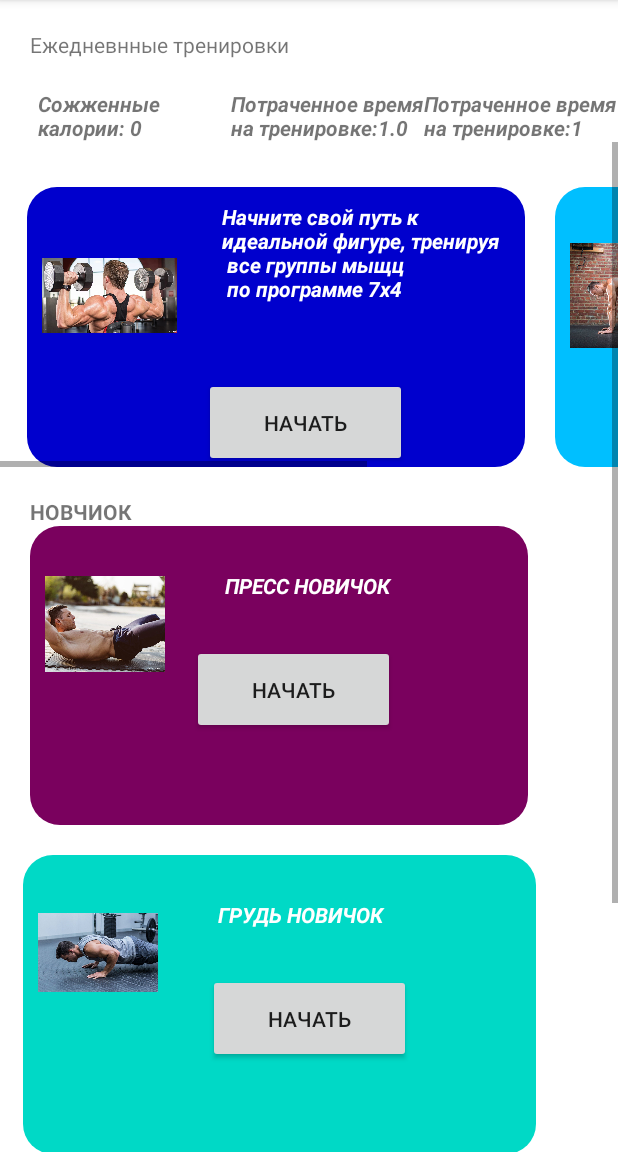
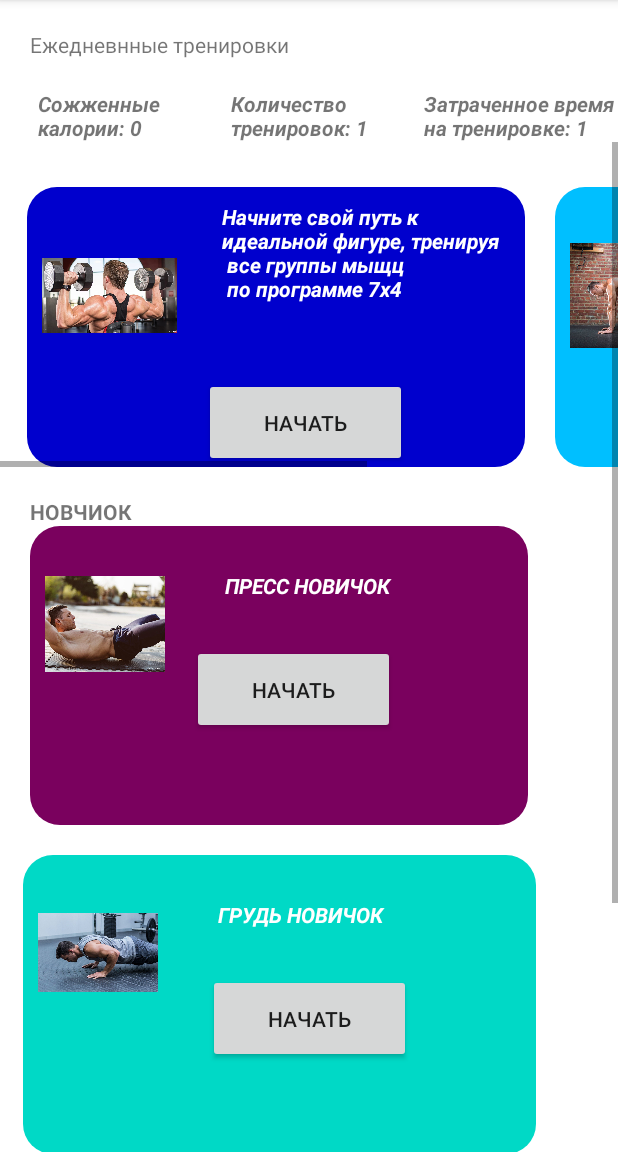
Before and after one commit to danil0811/Diplom, an Android app: the ViborTrenirovki screen opened directly, with no data from a screen before it, on a phone screen of 412 x 824 dp, the part 84-1236 px from its top. Run offline under Robolectric (Android 15) with nearby library versions, the phone set to English and light mode, and no system bars; our stand-ins replace Firebase (no records; nobody signed in at launch, a user with empty details on screens opened directly).

Commit message:
16.06.2024

```diff
--- a/app/src/main/AndroidManifest.xml
+++ b/app/src/main/AndroidManifest.xml
@@ -12,6 +12,9 @@
         android:supportsRtl="true"
         android:theme="@style/Theme.Diplom"
         tools:targetApi="31">
+        <activity
+            android:name=".WorkoutAdapter"
+            android:exported="false" />
         <activity
             android:name=".Calendar"
             android:exported="false" />
--- a/app/src/main/java/com/example/diplom/ViborTrenirovki.java
+++ b/app/src/main/java/com/example/diplom/ViborTrenirovki.java
@@ -16,6 +16,10 @@ import androidx.appcompat.app.AppCompatActivity;
 import com.google.firebase.firestore.DocumentSnapshot;
 import com.google.firebase.firestore.FirebaseFirestore;
 import com.google.firebase.firestore.QuerySnapshot;
+
+import java.text.SimpleDateFormat;
+import java.util.Date;
+import java.util.Locale;
 
 public class ViborTrenirovki extends AppCompatActivity {
 
@@ -62,9 +66,13 @@ public class ViborTrenirovki extends AppCompatActivity {
         long workoutDurationMinutes = sharedPreferences.getLong(KEY_WORKOUT_DURATION, 0);
         int totalCaloriesBurned = sharedPreferences.getInt(KEY_CALORIES_BURNED, 0);
 
-        countTrenTextView.setText("Потраченное время на тренировке:"+completedWorkoutsCount);
-        countMinTextView.setText("Потраченное время на тренировке:" + workoutDurationMinutes);
+        countTrenTextView.setText("Количество тренировок: " + completedWorkoutsCount);
+        countMinTextView.setText("Затраченное время на тренировке: " + workoutDurationMinutes);
         countCcalTextView.setText("Сожженные калории: " + totalCaloriesBurned);
+
+        countCcalTextView.setOnClickListener(v -> openCalendarActivity());
+        countTrenTextView.setOnClickListener(v -> openCalendarActivity());
+        countMinTextView.setOnClickListener(v -> openCalendarActivity());
 
         FirebaseFirestore db = FirebaseFirestore.getInstance();
 
@@ -95,6 +103,7 @@ public class ViborTrenirovki extends AppCompatActivity {
         allBodyLayout.setOnClickListener(allBodyClickListener);
         btnAllBody.setOnClickListener(allBodyClickListener);
 
+        // Добавьте действия для других кнопок и лэйаутов
 //        View.OnClickListener lowerBodyClickListener = v -> openActivity(Lower.class);
 //        lowerBodyLayout.setOnClickListener(lowerBodyClickListener);
 //        btnLowerBody.setOnClickListener(lowerBodyClickListener);
@@ -103,7 +112,7 @@ public class ViborTrenirovki extends AppCompatActivity {
 //        programmaPress.setOnClickListener(pressClickListener);
 //        btnPress.setOnClickListener(pressClickListener);
 //
-//        View.OnClickListener chestClickListener = v -> openActivity();
+//        View.OnClickListener chestClickListener = v -> openActivity(ChestActivity.class);
 //        programmaChest.setOnClickListener(chestClickListener);
 //        btnChest.setOnClickListener(chestClickListener);
 //
@@ -112,21 +121,36 @@ public class ViborTrenirovki extends AppCompatActivity {
 //        btnHand.setOnClickListener(handClickListener);
     }
 
+    private void openCalendarActivity() {
+        Intent intent = new Intent(this, Calendar.class);
+        startActivity(intent);
+    }
+
     private void updateWorkoutData(long workoutDurationMinutes, int caloriesBurned) {
-        float completedWorkoutsCount = sharedPreferences.getInt(KEY_COMPLETED_WORKOUTS, 0) + 1;
+        int completedWorkoutsCount = sharedPreferences.getInt(KEY_COMPLETED_WORKOUTS, 0) + 1;
         long totalWorkoutDuration = sharedPreferences.getLong(KEY_WORKOUT_DURATION, 0) + workoutDurationMinutes;
         int totalCaloriesBurned = sharedPreferences.getInt(KEY_CALORIES_BURNED, 0) + caloriesBurned;
 
         SharedPreferences.Editor editor = sharedPreferences.edit();
-        editor.putInt(KEY_COMPLETED_WORKOUTS, (int) completedWorkoutsCount);
+        editor.putInt(KEY_COMPLETED_WORKOUTS, completedWorkoutsCount);
         editor.putLong(KEY_WORKOUT_DURATION, totalWorkoutDuration);
         editor.putInt(KEY_CALORIES_BURNED, totalCaloriesBurned);
         editor.apply();
 
-        // Обновление TextView
-        countTrenTextView.setText("Потраченное время на тренировке:" + completedWorkoutsCount);
-        countMinTextView.setText("Потраченное время на тренировке:" + workoutDurationMinutes);
+        // Обновите TextView
+        countTrenTextView.setText("Количество тренировок: " + completedWorkoutsCount);
+        countMinTextView.setText("Затраченное время на тренировке: " + totalWorkoutDuration);
         countCcalTextView.setText("Сожженные калории: " + totalCaloriesBurned);
+
+        // Сохраните дату тренировки
+        saveWorkoutDate();
+    }
+
+    private void saveWorkoutDate() {
+        SimpleDateFormat sdf = new SimpleDateFormat("yyyy-MM-dd", Locale.getDefault());
+        String date = sdf.format(new Date());
+
+        Calendar.addWorkoutDate(sharedPreferences, date);
     }
 
     private void openActivity(Class<?> activityClass) {
--- a/app/src/main/res/layout/activity_all_body7x4.xml
+++ b/app/src/main/res/layout/activity_all_body7x4.xml
@@ -109,7 +109,7 @@
                                 android:id="@+id/FirstDayFirstWeek"
                                 android:layout_width="match_parent"
                                 android:layout_height="match_parent"
-                                android:src="@drawable/circle_background"
+                                android:src="@drawable/ic_launcher_foreground"
                                 android:contentDescription="@null"/>
 
                             <TextView
```
Also changed, not shown: app/src/main/java/com/example/diplom/All_body7x4.java (+24 -10 lines), app/src/main/java/com/example/diplom/Calendar.java (+52 -16 lines), app/src/main/java/com/example/diplom/HeightAndWeight.java (+17 -1 lines), app/src/main/res/drawable/cursor_drawable.xml (added, +10 -0 lines), app/src/main/res/layout/activity_calendar.xml (+18 -1 lines), app/src/main/res/drawable/mainphoto.jpg (added).
